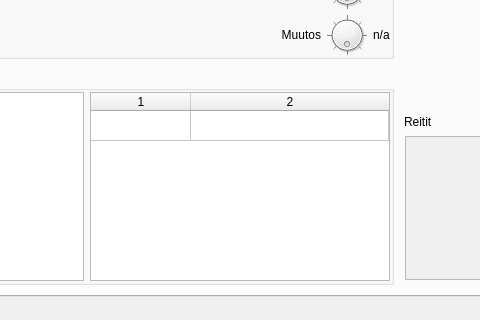
Above: mainwindow.ui from samuliwritescode/uistelupaivakirja-desktop before the change; both pictures show x 419 to 899 and y 590 to 910 of the 1097 by 910 pixel window. Below: the same form after it.
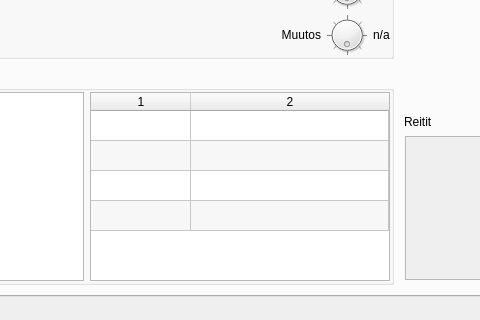
That is the form after the change. Icons and pictures are not drawn.

Diff of the .ui file:
```diff
--- a/mainwindow.ui
+++ b/mainwindow.ui
@@ -164,9 +164,6 @@
           <property name="sizeConstraint">
            <enum>QLayout::SetNoConstraint</enum>
           </property>
-          <property name="margin">
-           <number>0</number>
-          </property>
           <item>
            <widget class="QGroupBox" name="groupBoxTrip">
             <property name="minimumSize">
@@ -1374,7 +1371,7 @@
                   <bool>true</bool>
                  </property>
                  <property name="rowCount">
-                  <number>1</number>
+                  <number>4</number>
                  </property>
                  <property name="columnCount">
                   <number>2</number>
@@ -1386,6 +1383,9 @@
                   <bool>false</bool>
                  </attribute>
                  <row/>
+                 <row/>
+                 <row/>
+                 <row/>
                  <column/>
                  <column/>
                 </widget>
```
Left out of the diff: 2 changed lines with no effect on the pictures.
